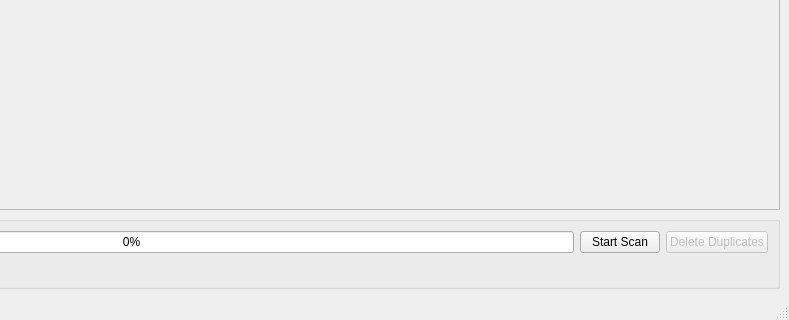
Above: photoboss/resources/MainWindow.ui from maximoh-mmo/PhotoBoss before the change; both pictures show x 385 to 1174 and y 305 to 625 of the 1174 by 625 pixel window. Below: the same form after it.
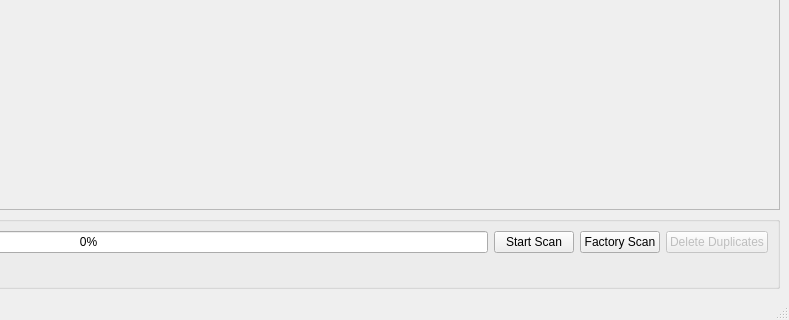
That is the form after the change. Icons and pictures are not drawn.

```diff
--- a/photoboss/resources/MainWindow.ui
+++ b/photoboss/resources/MainWindow.ui
@@ -145,6 +145,13 @@
            </property>
           </widget>
          </item>
+         <item>
+          <widget class="QPushButton" name="factoryScan">
+           <property name="text">
+            <string>Factory Scan</string>
+           </property>
+          </widget>
+         </item>
          <item>
           <widget class="QPushButton" name="btnDelete">
            <property name="enabled">
```
